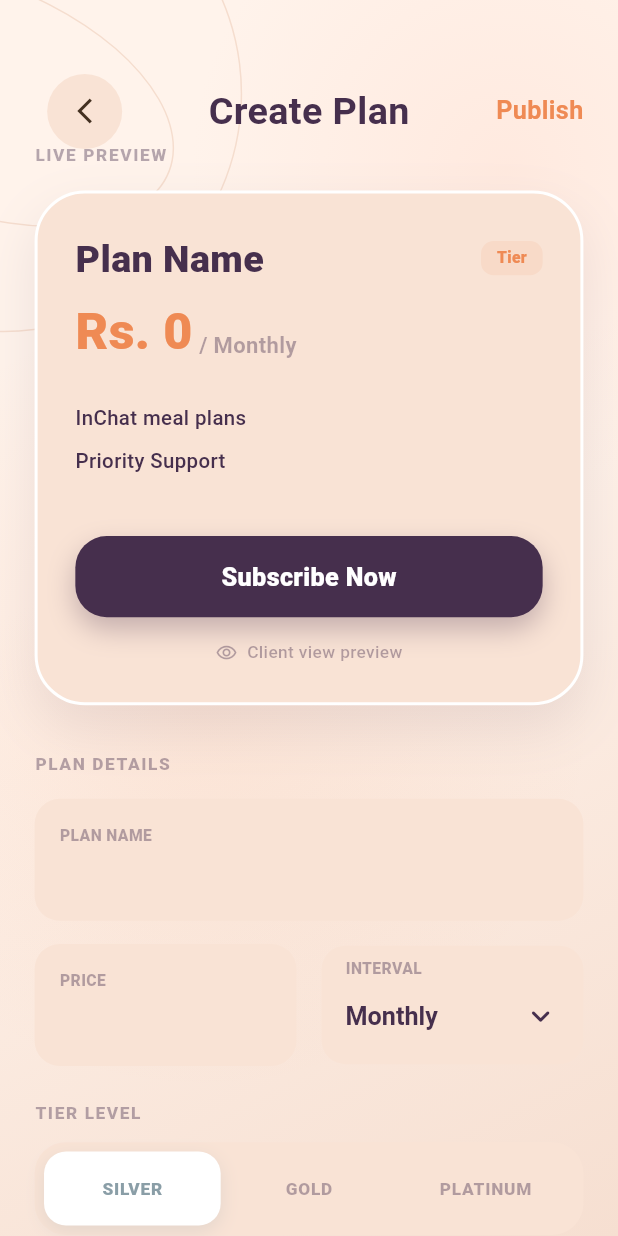
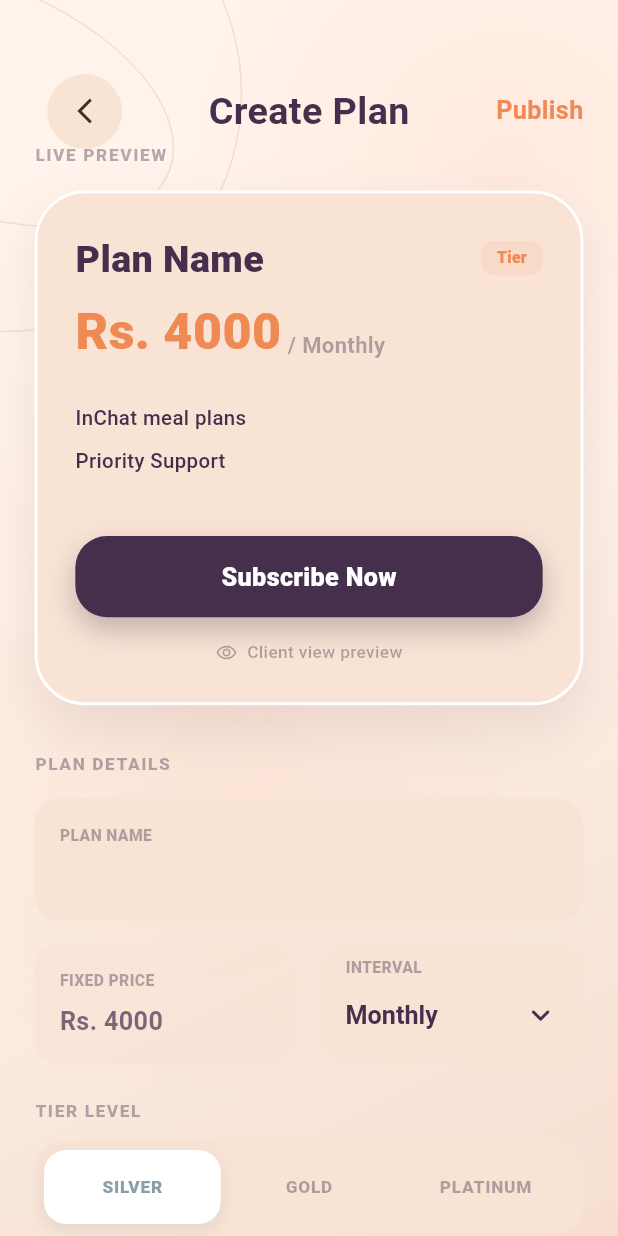
Before and after one commit to tehrimm/Hidden-Pantry, a Flutter app: the CreatePlanScreen screen opened directly, on a phone screen of 412 x 824 dp. Run offline on Flutter 3.47's test engine with Material 3 defaults, Android fonts, the phone set to English and light mode, and no system bars; our stand-ins replace audioplayers, camera, cloud_firestore, cloud_functions, country_code_picker, file_picker and 16 more; missing offline and left inert: add_2_calendar, encrypt, firebase_app_check, pointycastle, tflite_flutter; accounts and stored records are empty; network calls fail; Roboto replaces fonts that are missing (Satoshi).

Commit message:
feat: implement in-app purchase service and skeleton UI for nutritionists and subscription management

```diff
--- a/lib/features/nutritionist/screens/create_plan.dart
+++ b/lib/features/nutritionist/screens/create_plan.dart
@@ -24,19 +24,27 @@ class _CreatePlanScreenState extends State<CreatePlanScreen> {
   final Color orange = const Color(0xFFEF8A54);
 
   late TextEditingController _nameController;
-  late TextEditingController _priceController;
 
   String _selectedInterval = "Monthly";
-  final List<String> _intervals = ["Weekly", "Monthly", "Quarterly", "Yearly"];
+  final List<String> _intervals = ["Monthly", "Quarterly"];
 
   // NEW: Tier Handling
   String _selectedTier = "Tier 1 (Silver)";
   final List<String> _tiers = ["Tier 1 (Silver)", "Tier 2 (Gold)", "Tier 3 (Platinum)"];
+
   int get _tierLevel {
     if (_selectedTier.contains("Tier 1")) return 1;
     if (_selectedTier.contains("Tier 2")) return 2;
     if (_selectedTier.contains("Tier 3")) return 3;
     return 1;
+  }
+
+  String get _calculatedPrice {
+    final bool isQuarterly = _selectedInterval == "Quarterly";
+    if (_tierLevel == 1) return isQuarterly ? "11000" : "4000";
+    if (_tierLevel == 2) return isQuarterly ? "19000" : "7000";
+    if (_tierLevel == 3) return isQuarterly ? "27000" : "10000";
+    return "0";
   }
 
   List<Map<String, dynamic>> _benefits = [
@@ -53,7 +61,6 @@ class _CreatePlanScreenState extends State<CreatePlanScreen> {
   void initState() {
     super.initState();
     _nameController = TextEditingController(text: widget.initialPlan?['title'] ?? "");
-    _priceController = TextEditingController(text: widget.initialPlan?['price'] ?? "");
     _selectedInterval = widget.initialPlan?['interval'] ?? "Monthly";
     _isActive = widget.initialPlan?['isActive'] ?? true;
 
@@ -96,13 +103,11 @@ class _CreatePlanScreenState extends State<CreatePlanScreen> {
     }
 
     _nameController.addListener(() => setState(() {}));
-    _priceController.addListener(() => setState(() {}));
   }
 
   @override
   void dispose() {
     _nameController.dispose();
-    _priceController.dispose();
     super.dispose();
   }
 
@@ -110,8 +115,8 @@ class _CreatePlanScreenState extends State<CreatePlanScreen> {
     final user = FirebaseAuth.instance.currentUser;
     if (user == null) return;
 
-    if (_nameController.text.isEmpty || _priceController.text.isEmpty) {
-      Toaster.show(context, "Please fill in plan name and price", isError: true);
+    if (_nameController.text.isEmpty) {
+      Toaster.show(context, "Please fill in plan name", isError: true);
       return;
     }
 
@@ -128,7 +133,7 @@ class _CreatePlanScreenState extends State<CreatePlanScreen> {
 
       final planData = {
         "title": _nameController.text,
-        "price": _priceController.text.replaceAll(',', ''), // Ensure no commas
+        "price": _calculatedPrice,
         "interval": _selectedInterval,
         "benefits": cleanedBenefits,
         "nutritionistId": user.uid,
@@ -256,14 +261,10 @@ class _CreatePlanScreenState extends State<CreatePlanScreen> {
                                 SizedBox(height: 16.sh),
                                 Row(
                                   children: [
-                                    Expanded(child: _inputField(
-                                      "PRICE",
-                                      _priceController,
+                                    Expanded(child: _readOnlyPriceField(
+                                      "FIXED PRICE",
+                                      _calculatedPrice,
                                       prefix: "Rs. ",
-                                      keyboardType: TextInputType.number,
-                                      inputFormatters: [
-                                        FilteringTextInputFormatter.allow(RegExp(r'[0-9.]')),
-                                      ],
                                     )),
                                     SizedBox(width: 16.sw),
                                     Expanded(child: _intervalDropdown()),
@@ -447,7 +448,7 @@ class _CreatePlanScreenState extends State<CreatePlanScreen> {
             crossAxisAlignment: CrossAxisAlignment.end,
             children: [
               Text(
-                "Rs. ${_priceController.text.isEmpty ? "0" : _priceController.text}",
+                "Rs. $_calculatedPrice",
                 style: TextStyle(color: orange, fontSize: 32.sp, fontWeight: FontWeight.w900, fontFamily: "Satoshi"),
               ),
               Padding(
@@ -507,6 +508,36 @@ class _CreatePlanScreenState extends State<CreatePlanScreen> {
             child: Text(
               text,
               style: TextStyle(color: purple, fontSize: 13.sp, fontWeight: FontWeight.w500, fontFamily: "Satoshi"),
+            ),
+          ),
+        ],
+      ),
+    );
+  }
+
+  Widget _readOnlyPriceField(
+    String label,
+    String value, {
+    String? prefix,
+  }) {
+    return Container(
+      padding: EdgeInsets.all(16.sw),
+      decoration: BoxDecoration(
+        color: const Color(0xFFF9E3D5).withValues(alpha: 0.6),
+        borderRadius: BorderRadius.circular(16.sw),
+      ),
+      child: Column(
+        crossAxisAlignment: CrossAxisAlignment.start,
+        children: [
+          Text(
+            label,
+            style: TextStyle(color: purple.withValues(alpha: 0.4), fontSize: 10.sp, fontWeight: FontWeight.w900),
+          ),
+          Padding(
+            padding: EdgeInsets.only(top: 8.sh),
+            child: Text(
+              "$prefix$value",
+              style: TextStyle(color: purple.withValues(alpha: 0.7), fontSize: 16.sp, fontWeight: FontWeight.bold),
             ),
           ),
         ],
--- a/lib/features/recipes/screens/category_screen.dart
+++ b/lib/features/recipes/screens/category_screen.dart
@@ -3,6 +3,7 @@ import 'dart:math' as math;
 import 'package:flutter/material.dart';
 import 'package:hidden_pantry_app/features/recipes/services/recipe_api_service.dart';
 import 'package:hidden_pantry_app/core/widgets/skeletons.dart';
+import 'package:hidden_pantry_app/features/recipes/services/recipe_service.dart';
 import 'package:hidden_pantry_app/features/recipes/screens/recipe_details.dart';
 import 'package:hidden_pantry_app/core/constants/api_constants.dart';
 import 'package:hidden_pantry_app/features/recipes/models/recipe.dart';
@@ -94,6 +95,10 @@ class _CategoriesScreenState extends State<CategoriesScreen> {
 
       if (widget.authorIds != null && widget.authorIds!.isNotEmpty) {
         futures.add(api.fetchFollowingFeed(widget.authorIds!, limit: _limit).then((res) {
+           fetchedRecipes = res;
+        }).catchError((_) {}));
+      } else if (widget.query == "top this week") {
+        futures.add(RecipeService().getTrendingRecipes(limit: _limit).then((res) {
            fetchedRecipes = res;
         }).catchError((_) {}));
       } else {
--- a/lib/features/recipes/screens/home/home_screen.dart
+++ b/lib/features/recipes/screens/home/home_screen.dart
@@ -271,10 +271,7 @@ class _HomeScreenState extends State<HomeScreen> with AutomaticKeepAliveClientMi
           likedRecipeIds: likedIds, topK: 50, minRating: 0.0,
         ).then((v) => rec = v).catchError((_) => <Recipe>[]),
 
-        api.recommend(
-          query: "top this week", tag: null, allergies: userAllergies,
-          likedRecipeIds: likedIds, topK: 50, minRating: 0.0,
-        ).then((v) => week = v).catchError((_) => <Recipe>[]),
+        RecipeService().getTrendingRecipes(limit: 50).then((v) => week = v).catchError((_) => <Recipe>[]),
       ];
 
       if (followedIds.isNotEmpty) {
--- a/lib/features/user/services/iap_service.dart
+++ b/lib/features/user/services/iap_service.dart
@@ -29,18 +29,24 @@ class IAPService {
   static const String annualID = 'platform_premium_annual';
   static const String nutritionistMembershipID = 'nutritionist_platform_membership';
 
-  // Generic Nutritionist Tiers (For users to subscribe to nutritionists)
-  static const String nutritionistSubSilver = 'nutritionist_sub_silver';
-  static const String nutritionistSubGold = 'nutritionist_sub_gold';
-  static const String nutritionistSubPlatinum = 'nutritionist_sub_platinum';
+  // Nutritionist Tiers (For users to subscribe to nutritionists)
+  static const String nutritionistSilverMonthly = 'nutritionist_silver_monthly';
+  static const String nutritionistSilverQuarterly = 'nutritionist_silver_quarterly';
+  static const String nutritionistGoldMonthly = 'nutritionist_gold_monthly';
+  static const String nutritionistGoldQuarterly = 'nutritionist_gold_quarterly';
+  static const String nutritionistPlatinumMonthly = 'nutritionist_platinum_monthly';
+  static const String nutritionistPlatinumQuarterly = 'nutritionist_platinum_quarterly';
 
   static const Set<String> _productIds = {
     monthlyID,
     annualID,
     nutritionistMembershipID,
-    nutritionistSubSilver,
-    nutritionistSubGold,
-    nutritionistSubPlatinum,
+    nutritionistSilverMonthly,
+    nutritionistSilverQuarterly,
+    nutritionistGoldMonthly,
+    nutritionistGoldQuarterly,
+    nutritionistPlatinumMonthly,
+    nutritionistPlatinumQuarterly,
   };
 
   List<ProductDetails> _products = [];
@@ -165,11 +171,18 @@ class IAPService {
     final user = FirebaseAuth.instance.currentUser;
     if (user == null) return;
 
-    final isNutritionistTier = purchase.productID.startsWith('nutritionist_sub_');
+    final isNutritionistTier = purchase.productID.startsWith('nutritionist_');
     final isNutritionistMembership = purchase.productID == nutritionistMembershipID;
-    final isMonthly = purchase.productID == monthlyID || isNutritionistMembership || isNutritionistTier;
+
+    int durationDays = 30; // Default Monthly
+    if (purchase.productID == annualID || purchase.productID.contains('yearly') || purchase.productID.contains('annual')) {
+      durationDays = 365;
+    } else if (purchase.productID.contains('quarterly')) {
+      durationDays = 90;
+    }
+
     final now = DateTime.now();
-    final expiry = isMonthly ? now.add(const Duration(days: 30)) : now.add(const Duration(days: 365));
+    final expiry = now.add(Duration(days: durationDays));
 
     if (isNutritionistTier) {
       // 🟢 USER SUBSCRIBING TO NUTRITIONIST
@@ -178,9 +191,14 @@ class IAPService {
 
       if (nutritionistId != null) {
         // Find price for fee calculation (fallback if product not loaded)
-        double amount = 500; // Silver default
-        if (purchase.productID == nutritionistSubGold) amount = 1500;
-        if (purchase.productID == nutritionistSubPlatinum) amount = 3000;
+        double amount = 4000; // Silver Monthly default
+        if (purchase.productID.contains('gold')) amount = 7000;
+        if (purchase.productID.contains('platinum')) amount = 10000;
+
+        // Adjust for quarterly
+        if (purchase.productID.contains('quarterly')) {
+          amount *= 2.75; // Roughly 3 months with a discount
+        }
 
         try {
           final p = _products.firstWhere((element) => element.id == purchase.productID);
@@ -245,7 +263,7 @@ class IAPService {
         'status': 'active',
         'startDate': FieldValue.serverTimestamp(),
         'expiryDate': Timestamp.fromDate(expiry),
-        'interval': isMonthly ? 'month' : 'year',
+        'interval': durationDays == 365 ? 'year' : (durationDays == 90 ? 'quarter' : 'month'),
         'billingSource': 'google_play',
         'createdAt': FieldValue.serverTimestamp(),
       });
```
Also changed, not shown: lib/features/nutritionist/screens/nutritionist_details.dart (+11 -3 lines), lib/features/recipes/services/recipe_service.dart (+61 -0 lines), lib/features/user/services/subscription_service.dart (+8 -9 lines).
